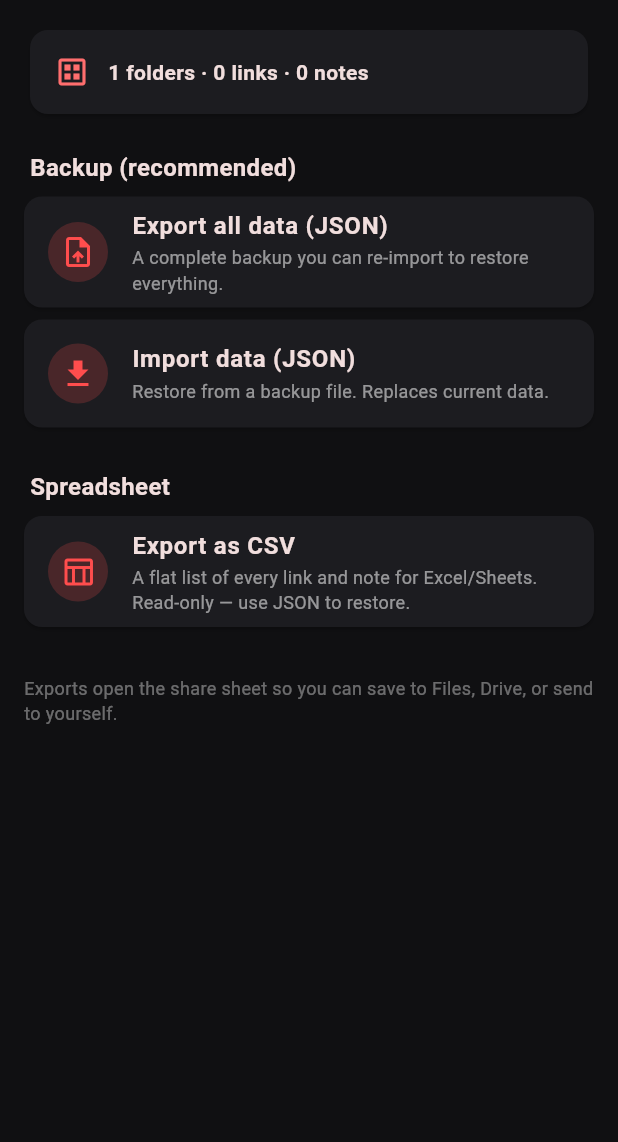
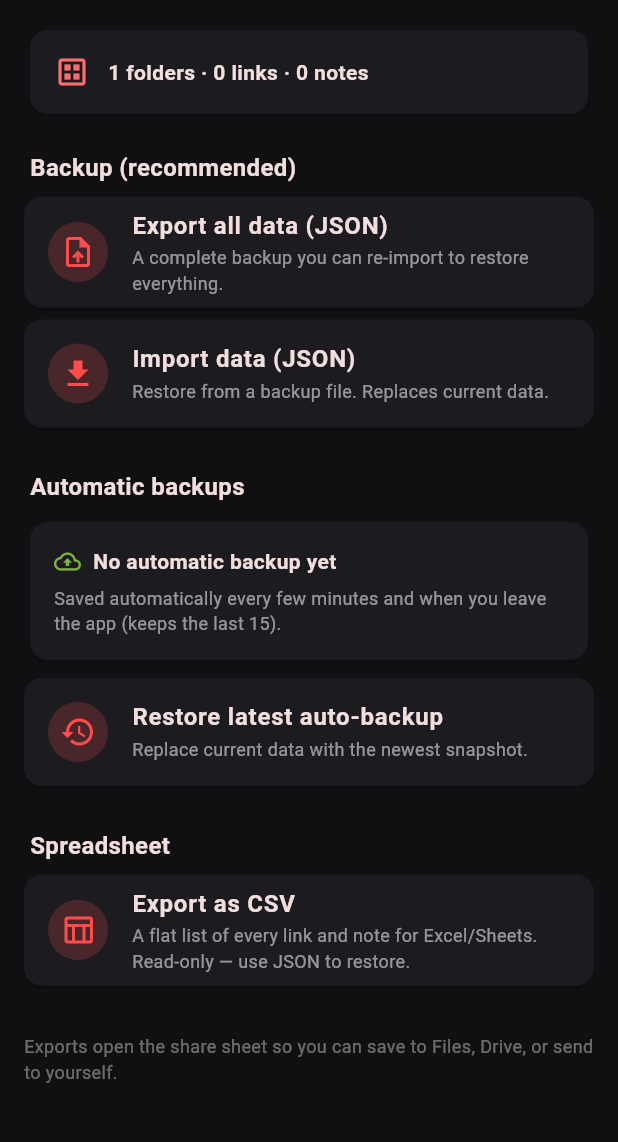
Before and after one commit to jeevankoiri10/you-coursify-tube, a Flutter app: the BackupScreen screen opened directly with empty values, on a phone screen of 412 x 824 dp, the part 84-1226 px from its top. Run offline on Flutter 3.47's test engine with Material 3 defaults, Android fonts, the phone set to English and light mode, and no system bars; our stand-ins replace file_picker, share_plus, shared_preferences, youtube_player_iframe; missing offline and left inert: simple_pip_mode, youtube_explode_dart; accounts and stored records are empty.

Commit message:
Add automatic periodic backups to device files
The app now snapshots the library to JSON files on the device on its own,
so data is safe even without a manual export.

- AutoBackupService writes timestamped backups (+ latest.json) to the
  app's external files/backups folder, keeping the last 15
- Root app (now stateful) triggers a backup every 10 minutes while open
  and whenever the app is backgrounded; writes are throttled to once per
  5s and skipped when nothing changed
- Backup page shows the last auto-backup time and folder, with a
  "Restore latest auto-backup" action
- Verified on-device: rotating backup_*.json + latest.json are written

Co-Authored-By: Claude Opus 4.8 (1M context) <noreply@anthropic.com>

```diff
--- a/lib/main.dart
+++ b/lib/main.dart
@@ -1,6 +1,9 @@
+import 'dart:async';
+
 import 'package:flutter/material.dart';
 
 import 'screens/home_shell.dart';
+import 'services/auto_backup_service.dart';
 import 'services/storage.dart';
 import 'state/library_controller.dart';
 
@@ -12,10 +15,64 @@ Future<void> main() async {
   runApp(CoursifyApp(controller: LibraryController(library)));
 }
 
-class CoursifyApp extends StatelessWidget {
+class CoursifyApp extends StatefulWidget {
   const CoursifyApp({super.key, required this.controller});
 
   final LibraryController controller;
+
+  @override
+  State<CoursifyApp> createState() => _CoursifyAppState();
+}
+
+class _CoursifyAppState extends State<CoursifyApp> with WidgetsBindingObserver {
+  Timer? _timer;
+  bool _dirty = false;
+  int _lastBackupMs = 0;
+
+  @override
+  void initState() {
+    super.initState();
+    WidgetsBinding.instance.addObserver(this);
+    // Any data change marks the library for the next auto-backup.
+    widget.controller.addListener(_markDirty);
+    // Periodically flush a backup while the app is open.
+    _timer = Timer.periodic(const Duration(minutes: 10), (_) => _flush());
+  }
+
+  void _markDirty() => _dirty = true;
+
+  Future<void> _flush({bool force = false}) async {
+    final now = DateTime.now().millisecondsSinceEpoch;
+    // Never back up more than once every 5s — collapses the rapid
+    // inactive/hidden/paused lifecycle burst into a single write.
+    if (now - _lastBackupMs < 5 * 1000) return;
+    if (!force && !_dirty) return;
+    _dirty = false;
+    _lastBackupMs = now;
+    try {
+      await AutoBackupService.backup(widget.controller, timestampMs: now);
+    } catch (_) {
+      // Best-effort; manual export remains available.
+    }
+  }
+
+  @override
+  void didChangeAppLifecycleState(AppLifecycleState state) {
+    if (state == AppLifecycleState.paused ||
+        state == AppLifecycleState.inactive ||
+        state == AppLifecycleState.hidden ||
+        state == AppLifecycleState.detached) {
+      _flush(force: true);
+    }
+  }
+
+  @override
+  void dispose() {
+    _timer?.cancel();
+    widget.controller.removeListener(_markDirty);
+    WidgetsBinding.instance.removeObserver(this);
+    super.dispose();
+  }
 
   @override
   Widget build(BuildContext context) {
@@ -36,7 +93,7 @@ class CoursifyApp extends StatelessWidget {
           indicatorColor: const Color(0x33FF4D4D),
         ),
       ),
-      home: HomeShell(controller: controller),
+      home: HomeShell(controller: widget.controller),
     );
   }
 }
--- a/lib/screens/backup_screen.dart
+++ b/lib/screens/backup_screen.dart
@@ -1,7 +1,9 @@
 import 'package:flutter/material.dart';
 
+import '../services/auto_backup_service.dart';
 import '../services/backup_service.dart';
 import '../state/library_controller.dart';
+import '../utils/format.dart';
 
 /// One place for all export / import actions.
 class BackupScreen extends StatefulWidget {
@@ -15,8 +17,35 @@ class BackupScreen extends StatefulWidget {
 
 class _BackupScreenState extends State<BackupScreen> {
   bool _busy = false;
+  DateTime? _autoTime;
+  String? _autoPath;
 
   LibraryController get _c => widget.controller;
+
+  @override
+  void initState() {
+    super.initState();
+    _loadAutoInfo();
+  }
+
+  Future<void> _loadAutoInfo() async {
+    final time = await AutoBackupService.latestTime();
+    final path = await AutoBackupService.directoryPath();
+    if (mounted) {
+      setState(() {
+        _autoTime = time;
+        _autoPath = path;
+      });
+    }
+  }
+
+  String get _autoLabel {
+    final d = _autoTime;
+    if (d == null) return 'No automatic backup yet';
+    String two(int n) => n.toString().padLeft(2, '0');
+    return 'Last: ${shortDate(d.millisecondsSinceEpoch)} at '
+        '${two(d.hour)}:${two(d.minute)}';
+  }
 
   void _snack(String message) {
     if (!mounted) return;
@@ -69,6 +98,41 @@ class _BackupScreenState extends State<BackupScreen> {
     });
   }
 
+  Future<void> _restoreAuto() async {
+    final file = await AutoBackupService.latest();
+    if (file == null) {
+      _snack('No automatic backup exists yet.');
+      return;
+    }
+    if (!mounted) return;
+    final ok = await showDialog<bool>(
+      context: context,
+      builder: (context) => AlertDialog(
+        title: const Text('Restore auto-backup?'),
+        content: Text(
+          'This replaces all current data with the most recent automatic '
+          'backup ($_autoLabel).',
+        ),
+        actions: [
+          TextButton(
+            onPressed: () => Navigator.pop(context, false),
+            child: const Text('Cancel'),
+          ),
+          FilledButton(
+            onPressed: () => Navigator.pop(context, true),
+            child: const Text('Restore'),
+          ),
+        ],
+      ),
+    );
+    if (ok != true) return;
+    await _run(() async {
+      final content = await file.readAsString();
+      await _c.importJson(content);
+      _snack('Restored from automatic backup.');
+    });
+  }
+
   @override
   Widget build(BuildContext context) {
     return ListenableBuilder(
@@ -115,6 +179,54 @@ class _BackupScreenState extends State<BackupScreen> {
                     title: 'Import data (JSON)',
                     subtitle: 'Restore from a backup file. Replaces current data.',
                     onTap: _busy ? null : _importJson,
+                  ),
+                  const SizedBox(height: 20),
+                  const _Heading('Automatic backups'),
+                  Card(
+                    color: const Color(0xFF1C1C20),
+                    child: Padding(
+                      padding: const EdgeInsets.all(16),
+                      child: Column(
+                        crossAxisAlignment: CrossAxisAlignment.start,
+                        children: [
+                          Row(
+                            children: [
+                              const Icon(Icons.backup_outlined,
+                                  size: 18, color: Color(0xFF7CB342)),
+                              const SizedBox(width: 8),
+                              Expanded(
+                                child: Text(
+                                  _autoLabel,
+                                  style: const TextStyle(
+                                      fontWeight: FontWeight.w600),
+                                ),
+                              ),
+                            ],
+                          ),
+                          const SizedBox(height: 6),
+                          const Text(
+                            'Saved automatically every few minutes and when you '
+                            'leave the app (keeps the last 15).',
+                            style: TextStyle(color: Colors.white54, fontSize: 12),
+                          ),
+                          if (_autoPath != null) ...[
+                            const SizedBox(height: 6),
+                            Text(
+                              _autoPath!,
+                              style: const TextStyle(
+                                  color: Colors.white38, fontSize: 11),
+                            ),
+                          ],
+                        ],
+                      ),
+                    ),
+                  ),
+                  const SizedBox(height: 8),
+                  _ActionTile(
+                    icon: Icons.restore,
+                    title: 'Restore latest auto-backup',
+                    subtitle: 'Replace current data with the newest snapshot.',
+                    onTap: _busy ? null : _restoreAuto,
                   ),
                   const SizedBox(height: 20),
                   const _Heading('Spreadsheet'),
--- /dev/null
+++ b/lib/services/auto_backup_service.dart
@@ -0,0 +1,70 @@
+import 'dart:io';
+
+import 'package:path_provider/path_provider.dart';
+
+import '../state/library_controller.dart';
+
+/// Writes automatic JSON snapshots of the library to a folder on the device, so
+/// data survives even if the user never exports manually. Keeps a rolling set
+/// of timestamped files plus a `latest.json` pointer.
+class AutoBackupService {
+  static const _dirName = 'backups';
+  static const _maxFiles = 15;
+
+  /// App-specific external files dir on Android (no permission needed, visible
+  /// under the app's Android/data files folder); falls back to the documents
+  /// dir elsewhere.
+  static Future<Directory> _dir() async {
+    Directory base;
+    try {
+      base = await getExternalStorageDirectory() ??
+          await getApplicationDocumentsDirectory();
+    } catch (_) {
+      base = await getApplicationDocumentsDirectory();
+    }
+    final dir = Directory('${base.path}/$_dirName');
+    if (!await dir.exists()) await dir.create(recursive: true);
+    return dir;
+  }
+
+  static Future<String> directoryPath() async => (await _dir()).path;
+
+  /// Writes a new timestamped backup and refreshes `latest.json`.
+  static Future<File> backup(
+    LibraryController controller, {
+    required int timestampMs,
+  }) async {
+    final dir = await _dir();
+    final json = controller.exportJson();
+    final file = File('${dir.path}/backup_$timestampMs.json');
+    await file.writeAsString(json);
+    await File('${dir.path}/latest.json').writeAsString(json);
+    await _rotate(dir);
+    return file;
+  }
+
+  static Future<void> _rotate(Directory dir) async {
+    final backups = dir
+        .listSync()
+        .whereType<File>()
+        .where((f) => f.uri.pathSegments.last.startsWith('backup_'))
+        .toList()
+      ..sort((a, b) => b.path.compareTo(a.path)); // newest first (by timestamp)
+    for (final f in backups.skip(_maxFiles)) {
+      try {
+        await f.delete();
+      } catch (_) {}
+    }
+  }
+
+  static Future<File?> latest() async {
+    final file = File('${(await _dir()).path}/latest.json');
+    return await file.exists() ? file : null;
+  }
+
+  static Future<DateTime?> latestTime() async {
+    final file = await latest();
+    if (file == null) return null;
+    return file.lastModified();
+  }
+}
```
